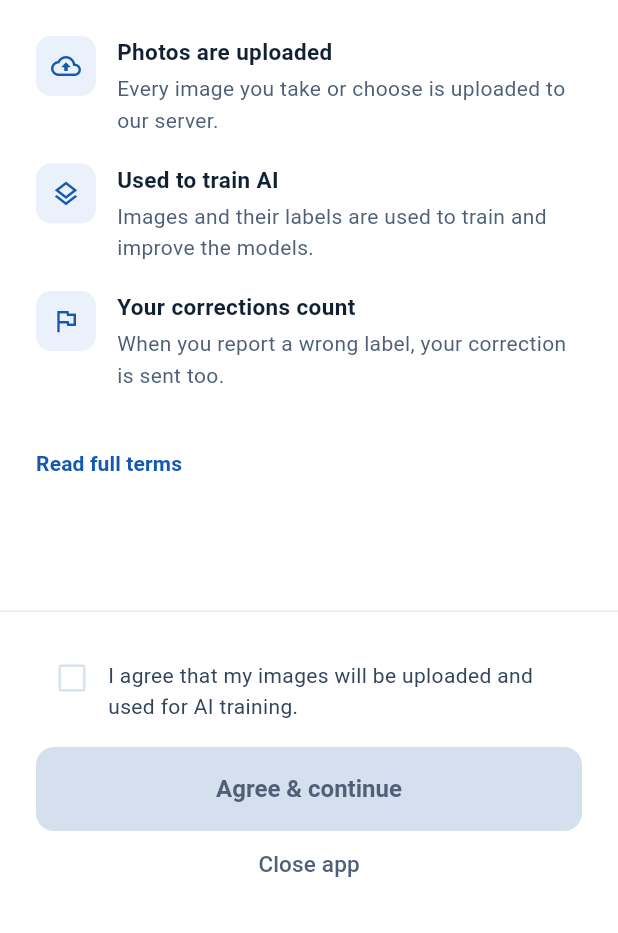
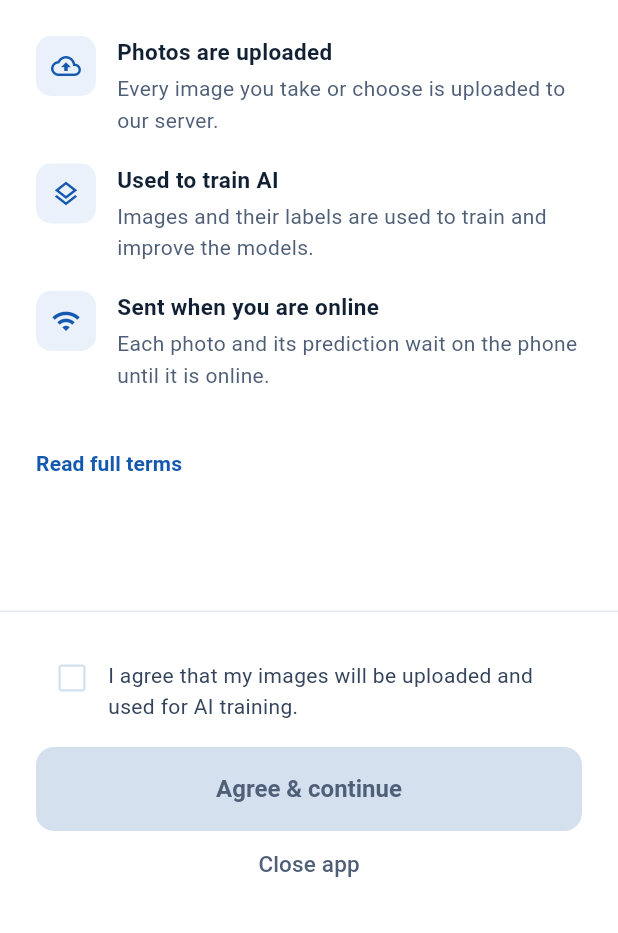
Before and after one commit to duytq5/leaf-mobile-app, a Flutter app: the screen it shows after launch, on a phone screen of 412 x 824 dp, the part 303-1236 px from its top. Run offline on Flutter 3.47's test engine with Material 3 defaults, Android fonts, the phone set to English and light mode, and no system bars; our stand-ins replace connectivity_plus, dio, equatable, flutter_bloc, flutter_secure_storage, fpdart and 3 more; missing offline and left inert: flutter_onnxruntime, flutter_web_auth_2; Roboto replaces fonts that are missing (BeVietnamPro).

Commit message:
drop the label report from the agreement and the terms
The Report wrong label screen is gone, so the agreement and the full
terms now say when a photo is sent instead of what a correction does.

```diff
--- a/lib/features/consent/presentation/pages/consent_page.dart
+++ b/lib/features/consent/presentation/pages/consent_page.dart
@@ -29,9 +29,9 @@ class ConsentPage extends StatelessWidget {
       'Images and their labels are used to train and improve the models.',
     ),
     (
-      Icons.flag_outlined,
-      'Your corrections count',
-      'When you report a wrong label, your correction is sent too.',
+      Icons.wifi_outlined,
+      'Sent when you are online',
+      'Each photo and its prediction wait on the phone until it is online.',
     ),
   ];
 
--- a/lib/features/consent/presentation/pages/terms_page.dart
+++ b/lib/features/consent/presentation/pages/terms_page.dart
@@ -32,9 +32,9 @@ class _TermsPageState extends State<TermsPage> {
           'field is more useful than a photo from a laboratory.',
     ),
     (
-      'What a correction does',
-      'When you report a wrong label, the app sends your correction. A correction '
-          'is a label from a person. It improves the model more than a photo alone.',
+      'When the app sends a photo',
+      'The app keeps each photo and its prediction on the phone. It sends them '
+          'when you are signed in and the phone is online.',
     ),
     (
       'What the app does not collect',
```
Also changed, not shown: 2 other files.
